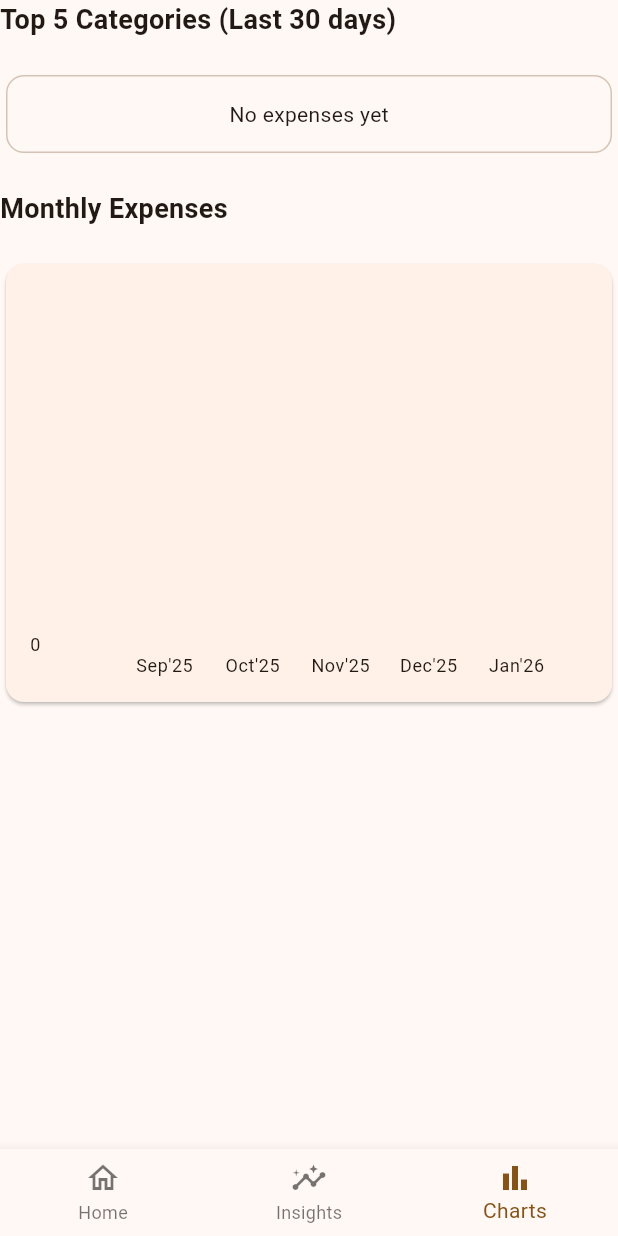
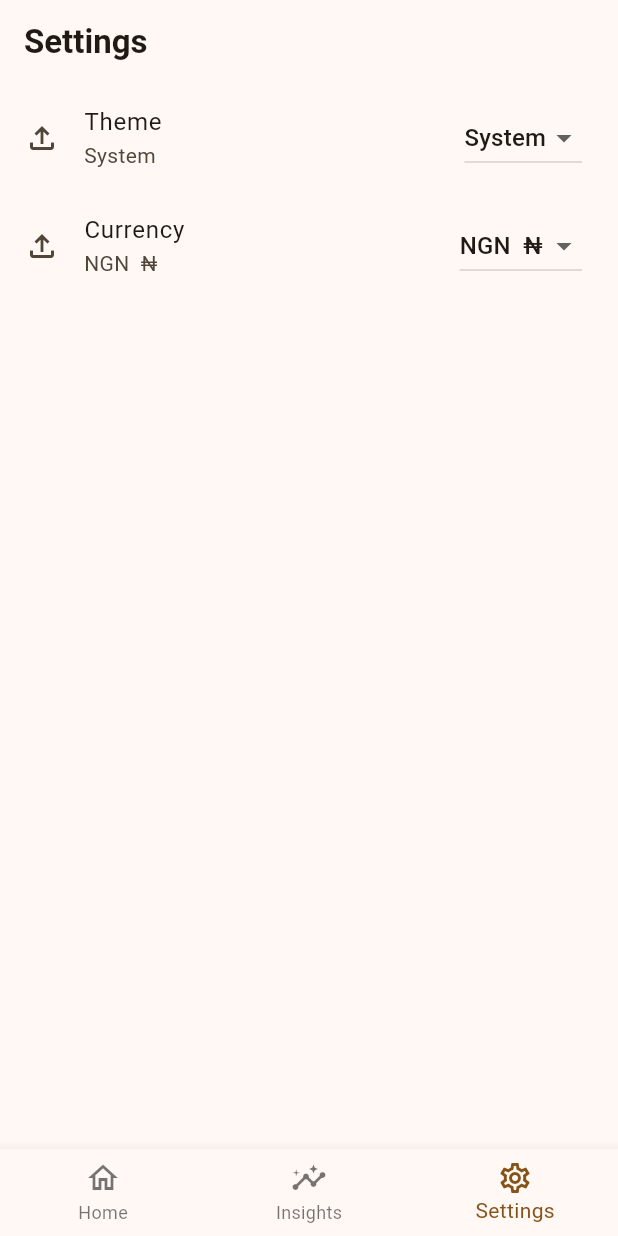
Before and after one commit to yemigabriel/expense_tracker_flutter, a Flutter app: the screen it shows after launch, item 3 of the bottom bar chosen, on a phone screen of 412 x 824 dp. Run offline on Flutter 3.47's test engine with Material 3 defaults, Android fonts, the phone set to English and light mode, and no system bars; drawn by our look-alikes of fl_chart; our stand-ins replace drift, shared_preferences; accounts and stored records are empty; generated files the repository leaves out were written again; Roboto replaces fonts that are missing (Ubuntu).

Commit message:
settings, ui change

```diff
--- a/lib/main.dart
+++ b/lib/main.dart
@@ -1,16 +1,51 @@
 import 'package:expense_tracker/models/expense.dart';
 import 'package:expense_tracker/services/app_db.dart';
 import 'package:expense_tracker/view_model/expenses_view_model.dart';
+import 'package:expense_tracker/view_model/settings_view_model.dart';
 import 'package:expense_tracker/views/main_tab_view.dart';
 import 'package:flutter/material.dart';
 import 'package:provider/provider.dart';
+import 'package:shared_preferences/shared_preferences.dart';
 
-void main() {
+// void main() {
+//   WidgetsFlutterBinding.ensureInitialized();
+//   final appDb = AppDb();
+//   runApp(
+//     MultiProvider(
+//       providers: [
+//         ChangeNotifierProvider(create: (_) => ExpensesViewModel(appDb)),
+//         ChangeNotifierProvider(create: (_) => SettingsViewModel()),
+//       ],
+//       child: const MyApp(),
+//     ),
+//   );
+// }
+void main() async {
   WidgetsFlutterBinding.ensureInitialized();
-  final appDb = AppDb();
+  final prefs = await SharedPreferences.getInstance();
+
   runApp(
-    ChangeNotifierProvider(
-      create: (_) => ExpensesViewModel(appDb),
+    MultiProvider(
+      providers: [
+        Provider<AppDb>(create: (_) => AppDb(), dispose: (_, db) => db.close()),
+        ChangeNotifierProvider<SettingsViewModel>(
+          create: (context) => SettingsViewModel(prefs)..init(),
+        ),
+        ChangeNotifierProxyProvider<SettingsViewModel, ExpensesViewModel>(
+          create: (ctx) => ExpensesViewModel(
+            ctx.read<AppDb>(),
+            currencyCode: ctx.read<SettingsViewModel>().currencyCode,
+          ),
+          update: (ctx, settings, vm) {
+            vm ??= ExpensesViewModel(
+              ctx.read<AppDb>(),
+              currencyCode: settings.currencyCode,
+            );
+            vm.setCurrency(settings.currencyCode);
+            return vm;
+          },
+        ),
+      ],
       child: const MyApp(),
     ),
   );
@@ -22,41 +57,28 @@ class MyApp extends StatelessWidget {
   // This widget is the root of your application.
   @override
   Widget build(BuildContext context) {
+    final settingsVm = context.watch<SettingsViewModel>();
     return MaterialApp(
       title: 'Expense Tracker',
+      debugShowCheckedModeBanner: false,
+      themeMode: settingsVm.themeMode,
       theme: ThemeData(
-        colorScheme: ColorScheme.fromSeed(seedColor: Colors.orange),
+        useMaterial3: true,
+        colorScheme: ColorScheme.fromSeed(
+          seedColor: Colors.orange,
+          brightness: Brightness.light,
+        ),
+        fontFamily: "Ubuntu",
+      ),
+      darkTheme: ThemeData(
+        useMaterial3: true,
+        colorScheme: ColorScheme.fromSeed(
+          seedColor: Colors.orange,
+          brightness: Brightness.dark,
+        ),
         fontFamily: "Roboto",
       ),
       home: const MainTabView(),
     );
   }
 }
-
-class TestScreen extends StatelessWidget {
-  const TestScreen({super.key});
-  @override
-  Widget build(BuildContext context) {
-    final vm = context.watch<ExpensesViewModel>();
-    return Scaffold(
-      appBar: AppBar(title: const Text('Provider Smoke Test')),
-      body: Center(
-        child: Text(
-          'Count: ${vm.expenses.length}',
-          style: const TextStyle(fontSize: 24),
-        ),
-      ),
-      floatingActionButton: FloatingActionButton(
-        onPressed: () => context.read<ExpensesViewModel>().addExpense(
-          Expense(
-            title: "title",
-            amount: 90,
-            date: DateTime.now(),
-            category: ExpenseCategory.food,
-          ),
-        ),
-        child: const Icon(Icons.add),
-      ),
-    );
-  }
-}
--- /dev/null
+++ b/lib/view_model/settings_view_model.dart
@@ -0,0 +1,62 @@
+import 'package:flutter/material.dart';
+import 'package:shared_preferences/shared_preferences.dart';
+
+class SettingsViewModel extends ChangeNotifier {
+  static const _themeModeKey = 'theme_mode';
+  static const _currencyKey = 'currency_code';
+
+  final SharedPreferences _prefs;
+  SettingsViewModel(this._prefs);
+
+  ThemeMode _themeMode = ThemeMode.system;
+  String? _currencyCode;
+
+  ThemeMode get themeMode => _themeMode;
+  String get currencyCode => _currencyCode ?? 'NGN';
+
+  void init() {
+    _themeMode =
+        _parseMode(_prefs.getString(_themeModeKey)) ?? ThemeMode.system;
+    _currencyCode = _prefs.getString(_currencyKey) ?? 'NGN';
+    notifyListeners();
+  }
+
+  Future<void> setThemeMode(ThemeMode mode) async {
+    if (_themeMode == mode) return;
+    _themeMode = mode;
+    notifyListeners();
+    await _prefs.setString(_themeModeKey, _modeToString(mode));
+  }
+
+  Future<void> setCurrency(String code) async {
+    if (_currencyCode == code) return;
+    _currencyCode = code;
+    notifyListeners();
+    await _prefs.setString(_currencyKey, code);
+  }
+
+  // helpers
+  String _modeToString(ThemeMode m) {
+    switch (m) {
+      case ThemeMode.light:
+        return 'light';
+      case ThemeMode.dark:
+        return 'dark';
+      case ThemeMode.system:
+        return 'system';
+    }
+  }
+
+  ThemeMode? _parseMode(String? s) {
+    switch (s) {
+      case 'light':
+        return ThemeMode.light;
+      case 'dark':
+        return ThemeMode.dark;
+      case 'system':
+        return ThemeMode.system;
+      default:
+        return null;
+    }
+  }
+}
--- a/lib/views/home_screen.dart
+++ b/lib/views/home_screen.dart
@@ -15,7 +15,10 @@ class HomeScreen extends StatelessWidget {
       appBar: AppBar(
         title: Text(
           "Home",
-          style: TextStyle(fontWeight: FontWeight.bold, color: Colors.black87),
+          style: TextStyle(
+            fontWeight: FontWeight.bold,
+            color: Theme.of(context).colorScheme.onSurface,
+          ),
         ),
         actions: [
           IconButton(
@@ -48,7 +51,7 @@ class HomeScreen extends StatelessWidget {
   void showBottomSheet(BuildContext context) {
     showModalBottomSheet(
       context: context,
-      backgroundColor: Colors.white,
+      backgroundColor: Theme.of(context).colorScheme.surface,
       builder: (context) {
         return SizedBox(
           child: Padding(
@@ -113,7 +116,7 @@ class ExpenseListView extends StatelessWidget {
           ),
           child: ListTile(
             title: Text(
-              "\$${viewModel.expenses[index].amount.toStringAsFixed(2)}",
+              viewModel.moneyFormat.format(viewModel.expenses[index].amount),
               style: TextStyle(
                 fontWeight: FontWeight.bold,
                 color: Theme.of(context).colorScheme.primary,
@@ -122,7 +125,7 @@ class ExpenseListView extends StatelessWidget {
             subtitle: Text(viewModel.expenses[index].title),
             trailing: Text(
               "${viewModel.expenses[index].category.name} \n${viewModel.expenses[index].date.toLocal().toIso8601String().split('T').first}",
-              style: TextStyle(color: Colors.grey[600]),
+              style: TextStyle(color: Theme.of(context).colorScheme.onSurface),
             ),
           ),
         );
--- a/lib/views/main_tab_view.dart
+++ b/lib/views/main_tab_view.dart
@@ -1,6 +1,7 @@
 import 'package:expense_tracker/views/charts_screen.dart';
 import 'package:expense_tracker/views/home_screen.dart';
 import 'package:expense_tracker/views/insights_screen.dart';
+import 'package:expense_tracker/views/settings_screen.dart';
 import 'package:flutter/material.dart';
 
 class MainTabView extends StatefulWidget {
@@ -15,18 +16,12 @@ class _MainTabViewState extends State<MainTabView> {
   final List<Map<String, dynamic>> tabs = [
     {'title': 'Home', 'screen': HomeScreen()},
     {'title': 'Insights', 'screen': InsightsScreen()},
-    {'title': 'Charts', 'screen': ChartsScreen()},
+    {'title': 'Settings', 'screen': SettingsScreen()},
   ];
 
   @override
   Widget build(BuildContext context) {
     return Scaffold(
-      // appBar: AppBar(
-      //   title: Text(
-      //     tabs[currentPageIndex]["title"],
-      //     style: TextStyle(fontWeight: FontWeight.bold, color: Colors.black87),
-      //   ),
-      // ),
       body: tabs[currentPageIndex]["screen"],
       bottomNavigationBar: BottomNavigationBar(
         currentIndex: currentPageIndex,
@@ -45,8 +40,8 @@ class _MainTabViewState extends State<MainTabView> {
             label: "Insights",
           ),
           BottomNavigationBarItem(
-            icon: Icon(Icons.bar_chart_outlined),
-            label: "Charts",
+            icon: Icon(Icons.settings_outlined),
+            label: "Settings",
           ),
         ],
       ),
--- /dev/null
+++ b/lib/views/settings_screen.dart
@@ -0,0 +1,115 @@
+import 'package:expense_tracker/view_model/settings_view_model.dart';
+import 'package:flutter/material.dart';
+import 'package:provider/provider.dart';
+
+const kCurrencies = <String, String>{
+  'USD': '\$',
+  'NGN': '₦',
+  'EUR': '€',
+  'GBP': '£',
+  'EGP': 'E£',
+  'JPY': '¥',
+};
+
+class SettingsScreen extends StatelessWidget {
+  const SettingsScreen({super.key});
+
+  @override
+  Widget build(BuildContext context) {
+    final vm = context.watch<SettingsViewModel>();
+
+    return Scaffold(
+      appBar: AppBar(
+        title: Text(
+          'Settings',
+          style: TextStyle(
+            fontWeight: FontWeight.bold,
+            color: Theme.of(context).colorScheme.onSurface,
+          ),
+        ),
+      ),
+      body: ListView(
+        children: [
+          ListTile(
+            leading: const Icon(Icons.file_upload_outlined),
+            title: const Text('Theme'),
+            subtitle: Text(_themeLabel(vm.themeMode)),
+            trailing: DropdownButton<ThemeMode>(
+              value: vm.themeMode,
+              onChanged: (m) => vm.setThemeMode(m ?? ThemeMode.system),
+              items: const [
+                DropdownMenuItem(
+                  value: ThemeMode.system,
+                  child: Text('System'),
+                ),
+                DropdownMenuItem(value: ThemeMode.light, child: Text('Light')),
+                DropdownMenuItem(value: ThemeMode.dark, child: Text('Dark')),
+              ],
+            ),
+          ),
+
+          ListTile(
+            leading: const Icon(Icons.file_upload_outlined),
+            title: const Text('Currency'),
+            subtitle: Text(
+              '${vm.currencyCode}  ${kCurrencies[vm.currencyCode] ?? ''}',
+            ),
+            trailing: DropdownButton<String>(
+              value: vm.currencyCode,
+              onChanged: (c) async =>
+                  await vm.setCurrency(c ?? vm.currencyCode),
+              items: kCurrencies.keys
+                  .map(
+                    (c) => DropdownMenuItem(
+                      value: c,
+                      child: Text('$c  ${kCurrencies[c]}'),
+                    ),
+                  )
+                  .toList(),
+            ),
+          ),
+
+          // ListTile(
+          //   leading: const Icon(Icons.delete_forever_outlined),
+          //   title: const Text('Reset all data'),
+          //   textColor: Theme.of(context).colorScheme.error,
+          //   iconColor: Theme.of(context).colorScheme.error,
+          //   onTap: () async {
+          //     final ok = await showDialog<bool>(
+          //       context: context,
+          //       builder: (ctx) => AlertDialog(
+          //         title: const Text('Reset all data?'),
+          //         content: const Text(
+          //           'This will permanently delete your expenses and settings.',
+          //         ),
+          //         actions: [
+          //           TextButton(
+          //             onPressed: () => Navigator.pop(ctx, false),
+          //             child: const Text('Cancel'),
+          //           ),
+          //           FilledButton(
+          //             onPressed: () => Navigator.pop(ctx, true),
+          //             child: const Text('Reset'),
+          //           ),
+          //         ],
+          //       ),
+          //     );
+          //     if (ok == true) await vm.resetData();
+          //   },
+          // ),
+        ],
+      ),
+    );
+  }
+
+  static String _themeLabel(ThemeMode m) {
+    switch (m) {
+      case ThemeMode.system:
+        return 'System';
+      case ThemeMode.light:
+        return 'Light';
+      case ThemeMode.dark:
+        return 'Dark';
+    }
+  }
+}
--- a/pubspec.yaml
+++ b/pubspec.yaml
@@ -40,6 +40,9 @@ dependencies:
   sqlite3_flutter_libs: ^0.5.39
   path_provider: ^2.1.5
   path: ^1.9.1
+  fl_chart: ^1.1.0
+  shared_preferences: ^2.5.3
+  intl: ^0.20.2
 
 dev_dependencies:
   flutter_test:
```
Also changed, not shown: lib/view_model/expenses_view_model.dart (+19 -1 lines), pubspec.lock, 2 other files.
